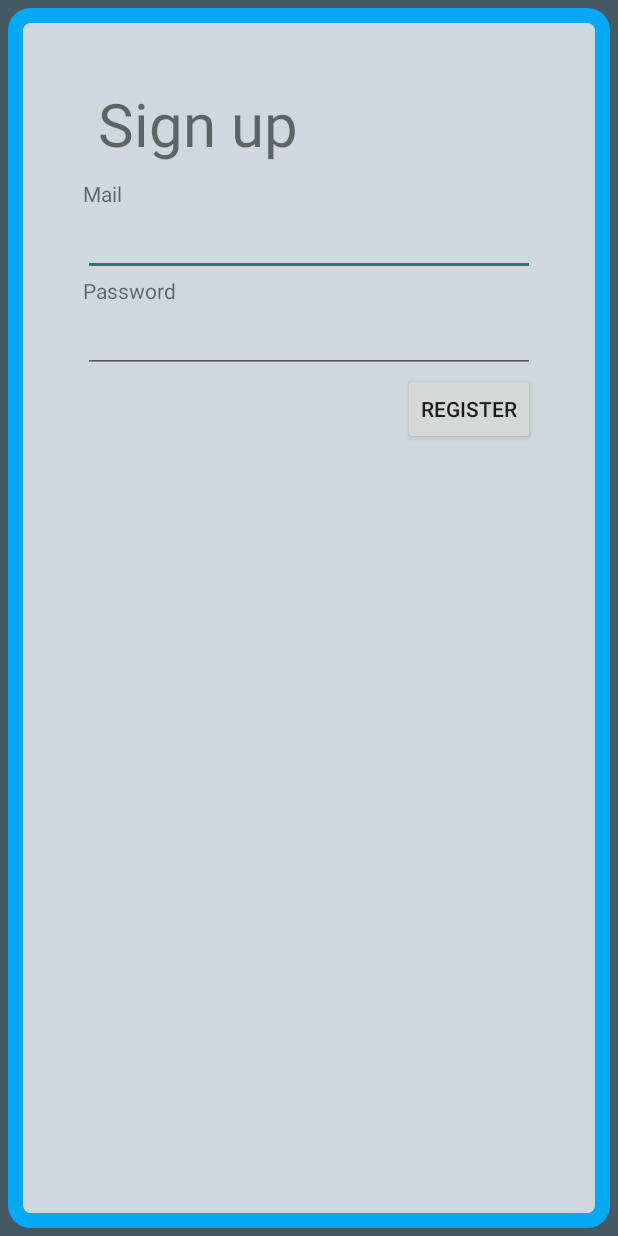
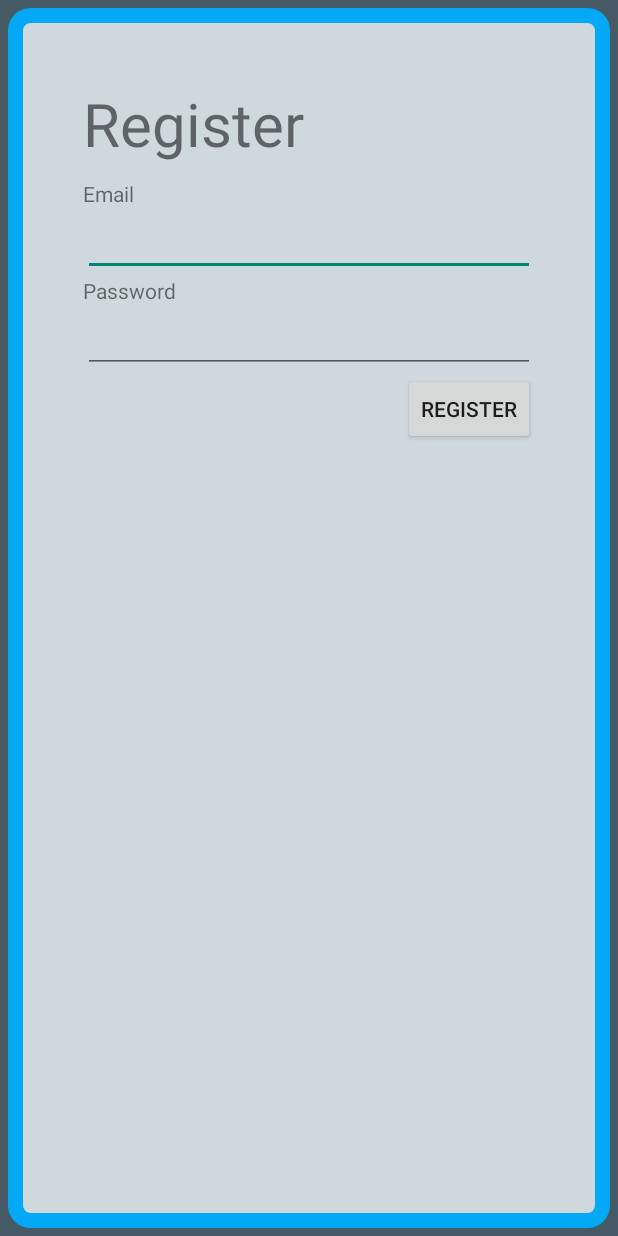
Before and after one commit to ndfsa/TransitoUrbano, an Android app: the RegisterActivity screen opened directly, with no data from a screen before it, on a phone screen of 412 x 824 dp. Run offline under Robolectric (Android 15) with nearby library versions, the phone set to English and light mode, and no system bars; our stand-ins replace Firebase (no records; nobody signed in at launch, a user with empty details on screens opened directly).

```diff
--- a/app/src/main/res/layout/activity_register.xml
+++ b/app/src/main/res/layout/activity_register.xml
@@ -18,14 +18,14 @@
             android:layout_width="match_parent"
             android:layout_height="wrap_content"
             android:layout_marginBottom="10dp"
-            android:text=" Sign up"
+            android:text="@string/register"
             android:textSize="40sp" />
 
         <TextView
             android:id="@+id/mailTextView"
             android:layout_width="match_parent"
             android:layout_height="wrap_content"
-            android:text="Mail" />
+            android:text="@string/email" />
 
         <EditText
             android:id="@+id/emailEditText"
@@ -38,7 +38,7 @@
             android:id="@+id/passwordTextView"
             android:layout_width="match_parent"
             android:layout_height="wrap_content"
-            android:text="Password" />
+            android:text="@string/password" />
 
         <EditText
             android:id="@+id/passwordEditText"
@@ -52,7 +52,7 @@
             android:layout_width="wrap_content"
             android:layout_height="wrap_content"
             android:layout_gravity="right"
-            android:text="Register" />
+            android:text="@string/register" />
     </LinearLayout>
 
 
--- a/app/src/main/res/layout/fragment_user.xml
+++ b/app/src/main/res/layout/fragment_user.xml
@@ -32,10 +32,11 @@
                 android:gravity="center"
                 android:text="Floripondio"
                 android:textSize="25sp"/>
+
             <TextView
                 android:layout_width="wrap_content"
                 android:layout_height="wrap_content"
-                android:text="Ranking: "/>
+                android:text="@string/ranking" />
             <RatingBar
                 android:layout_width="wrap_content"
                 android:layout_height="wrap_content"
--- a/app/src/main/res/values/strings.xml
+++ b/app/src/main/res/values/strings.xml
@@ -8,4 +8,9 @@
     <string name="list_of_blocked_roads">List of blocked roads</string>
     <string name="placeholder">PLACEHOLDER</string>
     <string name="discount_list_text">Discount List:</string>
+    <string name="email">Email</string>
+    <string name="password">Password</string>
+    <string name="login">Login</string>
+    <string name="register">Register</string>
+    <string name="ranking">Ranking:</string>
 </resources>
```
Also changed, not shown: app/src/main/res/layout/login_activity.xml (+4 -4 lines), 1 other file.
